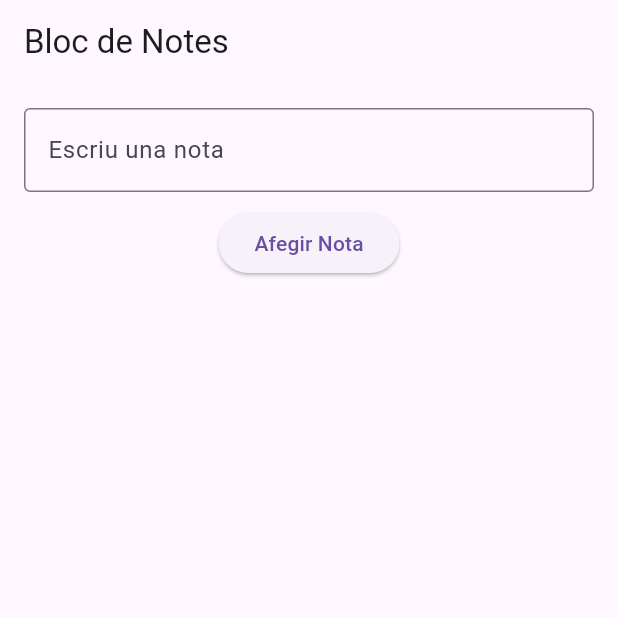
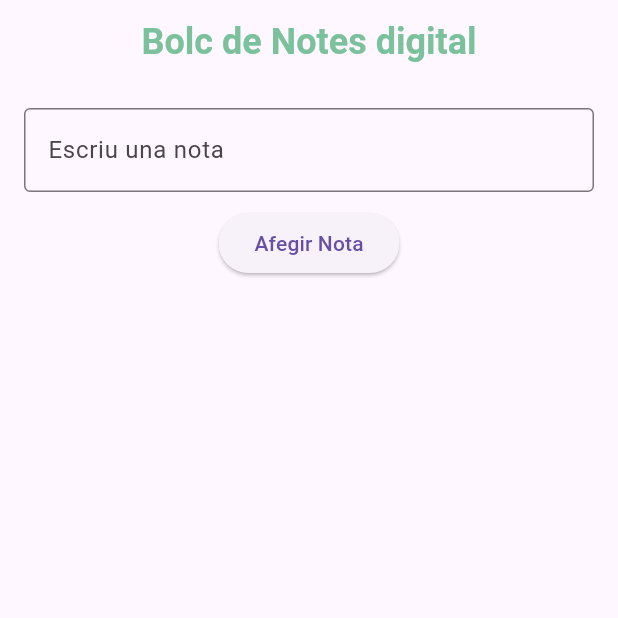
Before and after one commit to Marionaaa22/Bloc-notas-Flutter, a Flutter app: the screen it shows after launch, on a phone screen of 412 x 824 dp, the top half of it. Run offline on Flutter 3.47's test engine with Material 3 defaults, Android fonts, the phone set to English and light mode, and no system bars.

Commit message:
canvio de colores

```diff
--- a/lib/main.dart
+++ b/lib/main.dart
@@ -25,7 +25,7 @@ class NotesScreen extends StatefulWidget {
 
 class _NotesScreenState extends State<NotesScreen> {
   final TextEditingController _controller = TextEditingController();
-  final List<String> _notes = []; // Lista para guardar notas
+  final List<String> _notes = [];
 
   void _addNote() {
     if (_controller.text.isNotEmpty) {
@@ -44,8 +44,18 @@ class _NotesScreenState extends State<NotesScreen> {
 
   @override
   Widget build(BuildContext context) {
+
     return Scaffold(
-      appBar: AppBar(title: Text('Bloc de Notes ')),
+      appBar: AppBar(
+        title: Text('Bolc de Notes digital'),
+        centerTitle: true,
+        titleTextStyle: TextStyle(
+          color: const Color.fromARGB(255, 122, 193, 156),
+          fontSize: 24,
+          fontWeight: FontWeight.bold,
+        ),
+        ) ,
+
       body: Padding(
         padding: const EdgeInsets.all(16.0),
         child: Column(
@@ -70,7 +80,7 @@ class _NotesScreenState extends State<NotesScreen> {
                   return ListTile(
                     title: Text(_notes[index]),
                     trailing: IconButton(
-                      icon: Icon(Icons.delete, color: const Color.fromARGB(255, 54, 244, 86)),
+                      icon: Icon(Icons.delete, color: const Color.fromARGB(255, 0, 0, 0)),
                       onPressed: () => _removeNote(index),
                     ),
                   );
```
